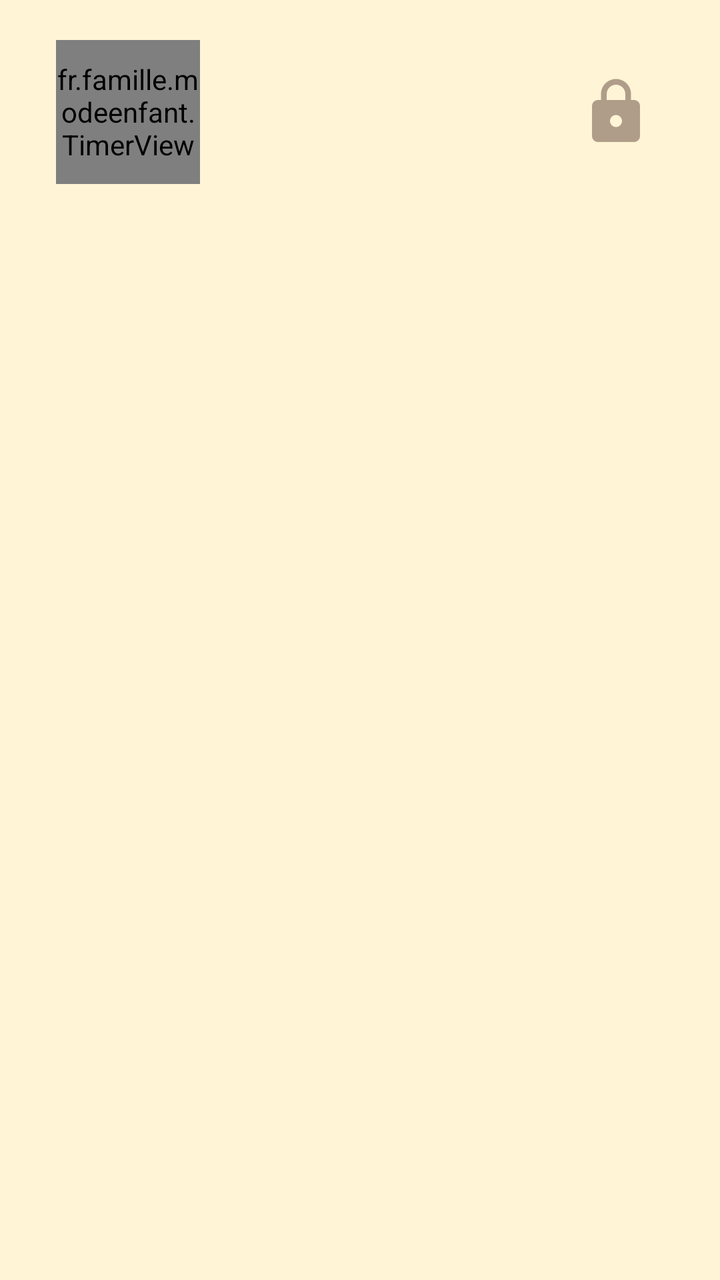
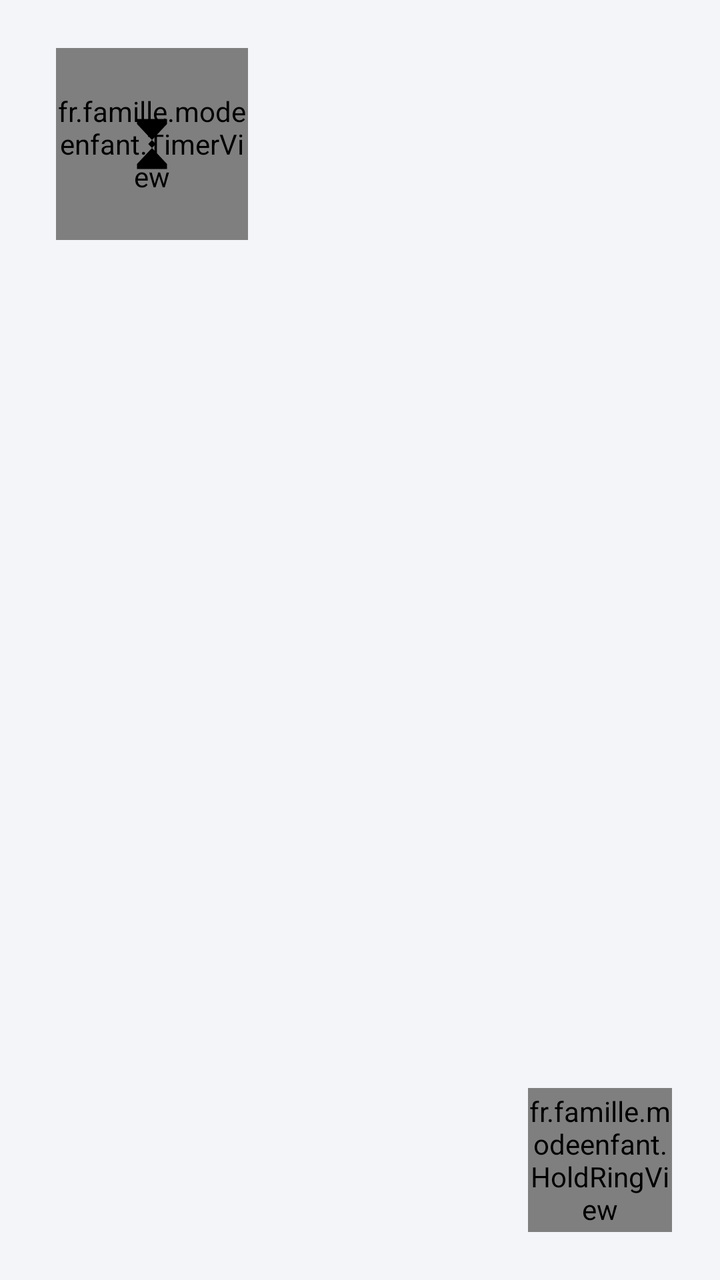

An Android layout rendered at two revisions. The XML below is the earlier revision; the diff shows what the commit changed to produce the second picture.
<!-- AndroidManifest.xml: activity theme Theme.ModeEnfant.Kid -->
<!-- res/layout/activity_kid_home.xml -->
<?xml version="1.0" encoding="utf-8"?>
<FrameLayout xmlns:android="http://schemas.android.com/apk/res/android"
    android:layout_width="match_parent"
    android:layout_height="match_parent"
    android:background="@color/kid_bg">

    <LinearLayout
        android:layout_width="match_parent"
        android:layout_height="match_parent"
        android:orientation="vertical">

        
        <LinearLayout
            android:layout_width="match_parent"
            android:layout_height="wrap_content"
            android:gravity="center_vertical"
            android:orientation="horizontal"
            android:paddingLeft="28dp"
            android:paddingTop="20dp"
            android:paddingRight="20dp">

            <fr.famille.modeenfant.TimerView
                android:id="@+id/timer"
                android:layout_width="72dp"
                android:layout_height="72dp" />

            <TextView
                android:id="@+id/time_text"
                android:layout_width="0dp"
                android:layout_height="wrap_content"
                android:layout_marginLeft="16dp"
                android:layout_weight="1"
                android:textColor="@color/kid_text"
                android:textSize="30sp"
                android:textStyle="bold" />

            <ImageButton
                android:id="@+id/parent_btn"
                android:layout_width="64dp"
                android:layout_height="64dp"
                android:alpha="0.45"
                android:background="?android:attr/selectableItemBackgroundBorderless"
                android:padding="14dp"
                android:scaleType="fitCenter"
                android:src="@drawable/ic_lock" />
        </LinearLayout>

        <GridView
            android:id="@+id/grid"
            android:layout_width="match_parent"
            android:layout_height="0dp"
            android:layout_weight="1"
            android:clipToPadding="false"
            android:columnWidth="170dp"
            android:gravity="center"
            android:numColumns="auto_fit"
            android:padding="32dp"
            android:stretchMode="spacingWidthUniform"
            android:verticalSpacing="28dp" />

        <TextView
            android:id="@+id/empty"
            android:layout_width="match_parent"
            android:layout_height="wrap_content"
            android:gravity="center"
            android:padding="40dp"
            android:text="@string/no_apps"
            android:textColor="@color/kid_text"
            android:textSize="24sp"
            android:visibility="gone" />
    </LinearLayout>

    
    <FrameLayout
        android:id="@+id/expired_panel"
        android:layout_width="match_parent"
        android:layout_height="match_parent"
        android:background="@color/night"
        android:clickable="true"
        android:visibility="gone">

        <LinearLayout
            android:layout_width="match_parent"
            android:layout_height="match_parent"
            android:gravity="center"
            android:orientation="vertical">
            <ImageView
                android:id="@+id/expired_mascot"
                android:layout_width="200dp"
                android:layout_height="200dp"
                android:layout_marginBottom="8dp"
                android:contentDescription="@null"
                android:src="@drawable/mascotte_fin" />
            <TextView
                android:layout_width="wrap_content"
                android:layout_height="wrap_content"
                android:layout_marginTop="16dp"
                android:text="@string/time_up_title"
                android:textColor="#FFFFFF"
                android:textSize="52sp"
                android:textStyle="bold" />
            <TextView
                android:layout_width="wrap_content"
                android:layout_height="wrap_content"
                android:layout_marginTop="12dp"
                android:text="@string/time_up_text"
                android:textColor="#D0D6F0"
                android:textSize="26sp" />
        </LinearLayout>

        <ImageButton
            android:id="@+id/parent_btn2"
            android:layout_width="64dp"
            android:layout_height="64dp"
            android:layout_gravity="top|right"
            android:layout_margin="20dp"
            android:alpha="0.45"
            android:background="?android:attr/selectableItemBackgroundBorderless"
            android:padding="14dp"
            android:scaleType="fitCenter"
            android:src="@drawable/ic_lock"
            android:tint="#FFFFFF" />
    </FrameLayout>
</FrameLayout>
<!-- resources referenced by this layout -->
<resources>
  <color name="kid_bg">#FFF4D6</color>
  <color name="kid_text">#4E342E</color>
  <color name="night">#263259</color>
  <!-- drawable ic_lock (drawable) -->
  <?xml version="1.0" encoding="utf-8"?>
  <vector xmlns:android="http://schemas.android.com/apk/res/android"
      android:width="24dp"
      android:height="24dp"
      android:viewportWidth="24"
      android:viewportHeight="24">
      <path
          android:fillColor="#4E342E"
          android:pathData="M18,8h-1V6c0,-2.76 -2.24,-5 -5,-5S7,3.24 7,6v2H6c-1.1,0 -2,0.9 -2,2v10c0,1.1 0.9,2 2,2h12c1.1,0 2,-0.9 2,-2V10c0,-1.1 -0.9,-2 -2,-2zM12,17c-1.1,0 -2,-0.9 -2,-2s0.9,-2 2,-2 2,0.9 2,2 -0.9,2 -2,2zM15.1,8H8.9V6c0,-1.71 1.39,-3.1 3.1,-3.1s3.1,1.39 3.1,3.1v2z" />
  </vector>
  <!-- drawable mascotte_fin: png bitmap (drawable-nodpi, 305554 bytes) -->
  <string name="no_apps">No apps yet.</string>
  <string name="time_up_text">The robot is recharging its batteries. See you soon!</string>
  <string name="time_up_title">Recharge break!</string>
  <style name="Theme.ModeEnfant.Kid" parent="android:Theme.Material.Light.NoActionBar.Fullscreen">
          <item name="android:windowBackground">@color/kid_bg</item>
          <item name="android:colorAccent">@color/accent</item>
      </style>
  <color name="accent">#FB8C00</color>
</resources>

<!-- the commit's change to res/layout/activity_kid_home.xml (unified diff, before → after) -->
@@ -16,33 +16,61 @@
             android:gravity="center_vertical"
             android:orientation="horizontal"
             android:paddingLeft="28dp"
-            android:paddingTop="20dp"
-            android:paddingRight="20dp">
+            android:paddingTop="24dp"
+            android:paddingRight="24dp">
 
-            <fr.famille.modeenfant.TimerView
-                android:id="@+id/timer"
-                android:layout_width="72dp"
-                android:layout_height="72dp" />
+            <FrameLayout
+                android:layout_width="96dp"
+                android:layout_height="96dp"
+                android:layout_marginEnd="16dp">
+
+                <fr.famille.modeenfant.TimerView
+                    android:id="@+id/timer"
+                    android:layout_width="match_parent"
+                    android:layout_height="match_parent" />
+
+                <ImageView
+                    android:id="@+id/timer_icon"
+                    android:layout_width="30dp"
+                    android:layout_height="30dp"
+                    android:layout_gravity="center"
+                    android:contentDescription="@null"
+                    android:src="@drawable/ic_hourglass" />
+            </FrameLayout>
 
             <TextView
                 android:id="@+id/time_text"
                 android:layout_width="0dp"
                 android:layout_height="wrap_content"
-                android:layout_marginLeft="16dp"
                 android:layout_weight="1"
                 android:textColor="@color/kid_text"
-                android:textSize="30sp"
+                android:textSize="44sp"
                 android:textStyle="bold" />
 
-            <ImageButton
-                android:id="@+id/parent_btn"
-                android:layout_width="64dp"
-                android:layout_height="64dp"
-                android:alpha="0.45"
-                android:background="?android:attr/selectableItemBackgroundBorderless"
-                android:padding="14dp"
-                android:scaleType="fitCenter"
-                android:src="@drawable/ic_lock" />
+            <LinearLayout
+                android:id="@+id/bubble"
+                android:layout_width="wrap_content"
+                android:layout_height="wrap_content"
+                android:layout_marginStart="12dp"
+                android:gravity="center_vertical"
+                android:orientation="horizontal"
+                android:padding="10dp">
+
+                <ImageView
+                    android:id="@+id/bubble_mascot"
+                    android:layout_width="72dp"
+                    android:layout_height="72dp"
+                    android:contentDescription="@null" />
+
+                <TextView
+                    android:id="@+id/bubble_text"
+                    android:layout_width="wrap_content"
+                    android:layout_height="wrap_content"
+                    android:layout_marginStart="10dp"
+                    android:maxWidth="220dp"
+                    android:textSize="20sp"
+                    android:textStyle="bold" />
+            </LinearLayout>
         </LinearLayout>
 
         <GridView
@@ -56,7 +84,7 @@
             android:numColumns="auto_fit"
             android:padding="32dp"
             android:stretchMode="spacingWidthUniform"
-            android:verticalSpacing="28dp" />
+            android:verticalSpacing="24dp" />
 
         <TextView
             android:id="@+id/empty"
@@ -121,4 +149,27 @@
             android:src="@drawable/ic_lock"
             android:tint="#FFFFFF" />
     </FrameLayout>
+
+    
+    <FrameLayout
+        android:id="@+id/lock_btn"
+        android:layout_width="72dp"
+        android:layout_height="72dp"
+        android:layout_gravity="bottom|end"
+        android:layout_margin="24dp"
+        android:background="@drawable/lock_btn_bg">
+
+        <ImageView
+            android:id="@+id/lock_icon"
+            android:layout_width="match_parent"
+            android:layout_height="match_parent"
+            android:contentDescription="@null"
+            android:padding="18dp"
+            android:src="@drawable/ic_lock" />
+
+        <fr.famille.modeenfant.HoldRingView
+            android:id="@+id/hold_ring"
+            android:layout_width="match_parent"
+            android:layout_height="match_parent" />
+    </FrameLayout>
 </FrameLayout>
<!-- resource entries referenced after the edit -->
@@ -1,8 +1,19 @@
 <!-- resources referenced by this layout -->
 <resources>
-  <color name="kid_bg">#FFF4D6</color>
-  <color name="kid_text">#4E342E</color>
-  <color name="night">#263259</color>
+  <color name="kid_bg">#F3F5F9</color>
+  <color name="kid_text">#262C3D</color>
+  <color name="night">#262C3D</color>
+  <!-- drawable ic_hourglass (drawable) -->
+  <?xml version="1.0" encoding="utf-8"?>
+  <vector xmlns:android="http://schemas.android.com/apk/res/android"
+      android:width="24dp"
+      android:height="24dp"
+      android:viewportWidth="24"
+      android:viewportHeight="24">
+      <path
+          android:fillColor="#000000"
+          android:pathData="M6,2 L18,2 L18,4 L10.5,12 L18,20 L18,22 L6,22 L6,20 L13.5,12 L6,4 Z" />
+  </vector>
   <!-- drawable ic_lock (drawable) -->
   <?xml version="1.0" encoding="utf-8"?>
   <vector xmlns:android="http://schemas.android.com/apk/res/android"
@@ -14,6 +25,12 @@
           android:fillColor="#4E342E"
           android:pathData="M18,8h-1V6c0,-2.76 -2.24,-5 -5,-5S7,3.24 7,6v2H6c-1.1,0 -2,0.9 -2,2v10c0,1.1 0.9,2 2,2h12c1.1,0 2,-0.9 2,-2V10c0,-1.1 -0.9,-2 -2,-2zM12,17c-1.1,0 -2,-0.9 -2,-2s0.9,-2 2,-2 2,0.9 2,2 -0.9,2 -2,2zM15.1,8H8.9V6c0,-1.71 1.39,-3.1 3.1,-3.1s3.1,1.39 3.1,3.1v2z" />
   </vector>
+  <!-- drawable lock_btn_bg (drawable) -->
+  <?xml version="1.0" encoding="utf-8"?>
+  <shape xmlns:android="http://schemas.android.com/apk/res/android" android:shape="oval">
+      <solid android:color="#FFFFFF" />
+      <stroke android:width="2dp" android:color="#33262C3D" />
+  </shape>
   <!-- drawable mascotte_fin: png bitmap (drawable-nodpi, 305554 bytes) -->
   <string name="no_apps">No apps yet.</string>
   <string name="time_up_text">The robot is recharging its batteries. See you soon!</string>
@@ -22,6 +39,6 @@
           <item name="android:windowBackground">@color/kid_bg</item>
           <item name="android:colorAccent">@color/accent</item>
       </style>
-  <color name="accent">#FB8C00</color>
+  <color name="accent">#F59E0B</color>
 </resources>
 
